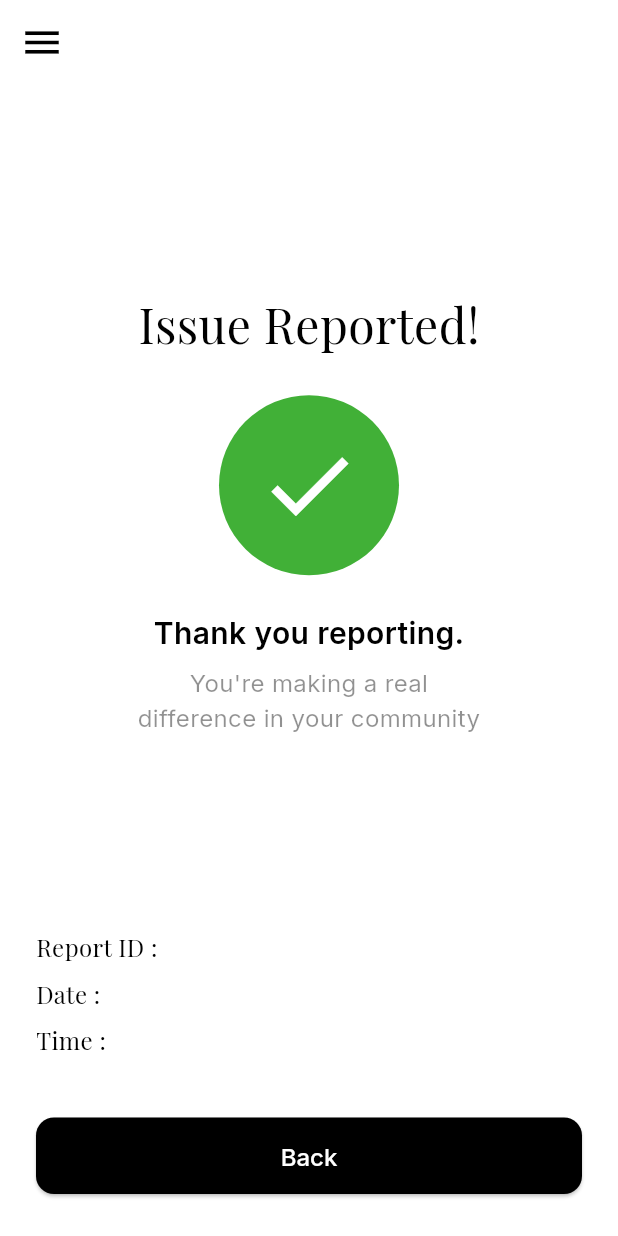
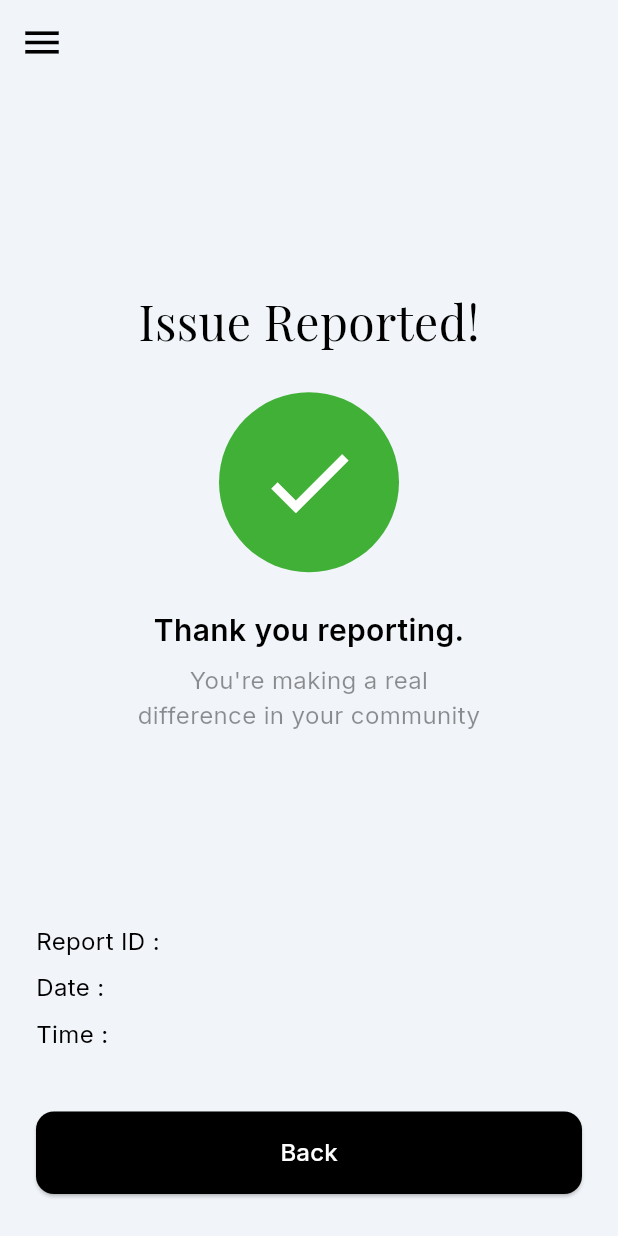
Before and after one commit to Urban-Watch/urbanwatch_mobile, a Flutter app: the ConfirmationScreen screen opened directly with empty values, on a phone screen of 412 x 824 dp. Run offline on Flutter 3.47's test engine with Material 3 defaults, Android fonts, the phone set to English and light mode, and no system bars; our stand-ins replace flutter_dotenv, geolocator, google_fonts, image_picker, supabase_flutter; accounts and stored records are empty.

Commit message:
fixed my app drawer in confirmation screen

```diff
--- a/lib/screens/confirmation_screen.dart
+++ b/lib/screens/confirmation_screen.dart
@@ -1,6 +1,7 @@
 import 'package:flutter/material.dart';
 import 'package:google_fonts/google_fonts.dart';
-import 'package:urbanwatch_mobile/main.dart'; // Import your main.dart to access the home screen
+import 'package:urbanwatch_mobile/main.dart';
+import 'package:urbanwatch_mobile/widgets/app_drawer.dart'; // 1. Import the AppDrawer
 
 class ConfirmationScreen extends StatelessWidget {
   final String reportId;
@@ -16,7 +17,7 @@ class ConfirmationScreen extends StatelessWidget {
 
   @override
   Widget build(BuildContext context) {
-    const Color backgroundColor = Color.fromARGB(255, 255, 255, 255);
+    const Color backgroundColor = Color(0xFFF1F5F9);
     const Color textColor = Color.fromARGB(255, 0, 0, 0);
     const Color buttonColor = Color.fromARGB(255, 0, 0, 0);
     const Color checkCircleColor = Color.fromARGB(255, 65, 176, 55);
@@ -34,7 +35,9 @@ class ConfirmationScreen extends StatelessWidget {
         ),
         automaticallyImplyLeading: false, // Removes the default back button
       ),
-      drawer: const Drawer(),
+      // --- THIS IS THE FIX ---
+      // 2. Replaced the placeholder Drawer with the AppDrawer
+      drawer: const AppDrawer(),
       body: Padding(
         padding: const EdgeInsets.symmetric(horizontal: 24.0, vertical: 8.0),
         child: Column(
@@ -106,16 +109,12 @@ class ConfirmationScreen extends StatelessWidget {
                   shape: RoundedRectangleBorder(
                     borderRadius: BorderRadius.circular(12),
                   ),
-                  textStyle: GoogleFonts.playfairDisplay(
-                    fontSize: 20,
-                    fontWeight: FontWeight.normal,
-                  ),
                 ),
                 child: Text(
                   'Back',
                   style: GoogleFonts.inter(
                     fontSize: 16,
-                      fontWeight: FontWeight.w500, // Updated font weight
+                    fontWeight: FontWeight.w500,
                     color: Colors.white,
                   ),
                 ),
@@ -128,21 +127,24 @@ class ConfirmationScreen extends StatelessWidget {
     );
   }
 
+  // --- FONT FIX ---
+  // Updated fonts to be consistent (Inter)
   Widget _buildReportDetailRow(String label, String value) {
     return Row(
       mainAxisAlignment: MainAxisAlignment.spaceBetween,
       children: [
         Text(
           label,
-          style: GoogleFonts.playfairDisplay(
+          style: GoogleFonts.inter(
             fontSize: 16,
             color: const Color.fromARGB(255, 0, 0, 0),
           ),
         ),
         Text(
           value,
-          style: GoogleFonts.roboto(
+          style: GoogleFonts.inter(
             fontSize: 16,
+            fontWeight: FontWeight.bold,
             color: const Color.fromARGB(255, 0, 0, 0),
           ),
         ),
```
Lines whose indentation alone changed are shown as unchanged.
